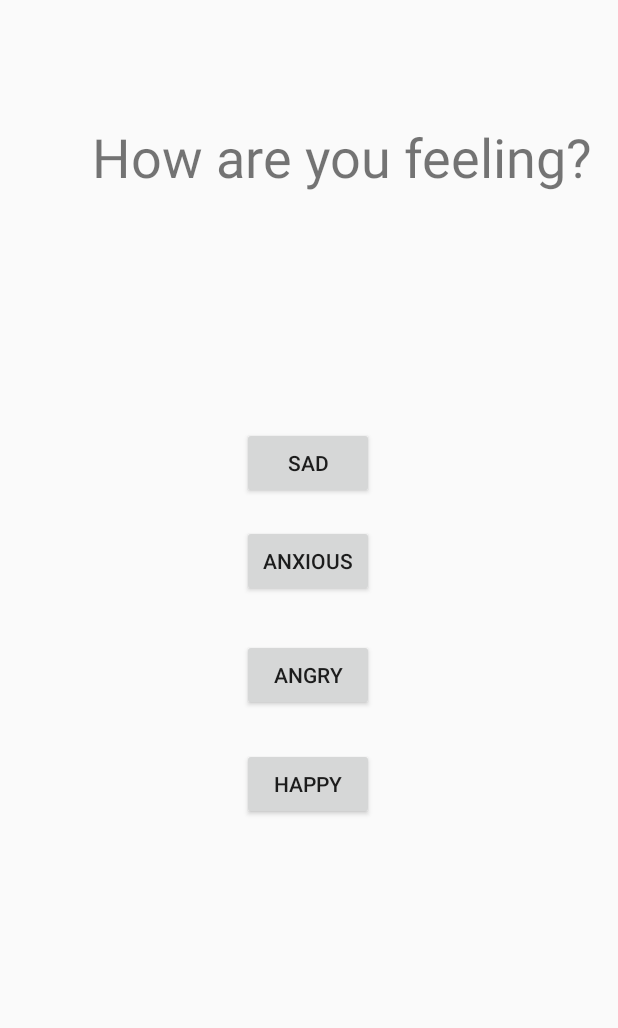
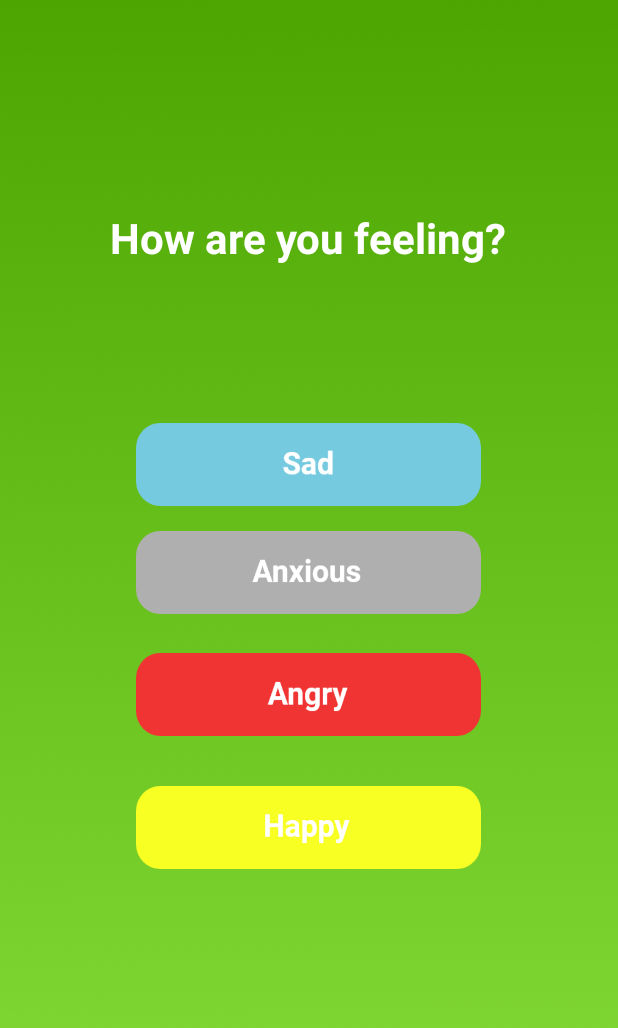
Before and after one commit to Maktm/TALK, an Android app: the layout activity_main.xml on its own in the app's theme, with its tools: preview values and no code run, on a phone screen of 412 x 824 dp. Shown: the top 1028 px of the screen. Run offline under Robolectric (Android 15) with nearby library versions, the phone set to English and light mode, and no system bars.

Commit message:
Improve the UI for the main activity
This is a slight improvement to the previous UI (though it doesn't
look much better).

```diff
--- a/app/src/main/java/com/computerscience/talk/MainActivity.java
+++ b/app/src/main/java/com/computerscience/talk/MainActivity.java
@@ -9,6 +9,6 @@ public class MainActivity extends AppCompatActivity {
     @Override
     protected void onCreate(Bundle savedInstanceState) {
         super.onCreate(savedInstanceState);
-        setContentView(R.layout.activity_main_menu);
+        setContentView(R.layout.activity_main);
     }
 }
--- a/app/src/main/res/layout/activity_main.xml
+++ b/app/src/main/res/layout/activity_main.xml
@@ -4,6 +4,7 @@
     xmlns:tools="http://schemas.android.com/tools"
     android:layout_width="match_parent"
     android:layout_height="match_parent"
+    android:background="@drawable/main_bg"
     tools:context=".MainActivity">
 
     <TextView
@@ -12,20 +13,22 @@
         android:layout_height="wrap_content"
         android:layout_marginTop="80dp"
         android:layout_marginBottom="52dp"
+        android:textColor="#FFFFFF"
+        android:textStyle="bold"
         android:text="How are you feeling?"
-        android:textSize="36sp"
+        android:textSize="28sp"
         app:layout_constraintBottom_toTopOf="@+id/button6"
-        app:layout_constraintHorizontal_bias="0.786"
+        app:layout_constraintHorizontal_bias="0.496"
         app:layout_constraintLeft_toLeftOf="parent"
         app:layout_constraintRight_toRightOf="parent"
         app:layout_constraintTop_toTopOf="parent"
-        app:layout_constraintVertical_bias="0.0" />
+        app:layout_constraintVertical_bias="0.53" />
 
     <Button
         android:id="@+id/button6"
-        android:layout_width="wrap_content"
-        android:layout_height="wrap_content"
-        android:text="Sad"
+        android:layout_width="230sp"
+        android:layout_height="55sp"
+        android:background="@drawable/main_sad_btn"
         app:layout_constraintBottom_toBottomOf="parent"
         app:layout_constraintEnd_toEndOf="parent"
         app:layout_constraintHorizontal_bias="0.498"
@@ -35,9 +38,9 @@
 
     <Button
         android:id="@+id/button7"
-        android:layout_width="wrap_content"
-        android:layout_height="wrap_content"
-        android:text="Anxious"
+        android:layout_width="230sp"
+        android:layout_height="55sp"
+        android:background="@drawable/main_anxious_btn"
         app:layout_constraintBottom_toBottomOf="parent"
         app:layout_constraintEnd_toEndOf="parent"
         app:layout_constraintHorizontal_bias="0.498"
@@ -46,27 +49,27 @@
         app:layout_constraintVertical_bias="0.039" />
 
     <Button
-        android:id="@+id/button8"
-        android:layout_width="wrap_content"
-        android:layout_height="wrap_content"
-        android:text="Angry"
+        android:id="@+id/button9"
+        android:layout_width="230sp"
+        android:layout_height="55sp"
+        android:background="@drawable/main_happy_btn"
         app:layout_constraintBottom_toBottomOf="parent"
         app:layout_constraintEnd_toEndOf="parent"
-        app:layout_constraintHorizontal_bias="0.498"
+        app:layout_constraintHorizontal_bias="0.497"
         app:layout_constraintStart_toStartOf="parent"
-        app:layout_constraintTop_toBottomOf="@+id/button6"
-        app:layout_constraintVertical_bias="0.21" />
+        app:layout_constraintTop_toBottomOf="@+id/button8"
+        app:layout_constraintVertical_bias="0.12" />
 
     <Button
-        android:id="@+id/button9"
-        android:layout_width="wrap_content"
-        android:layout_height="wrap_content"
-        android:text="Happy"
+        android:id="@+id/button8"
+        android:layout_width="230sp"
+        android:layout_height="55sp"
+        android:background="@drawable/main_angry_btn"
         app:layout_constraintBottom_toBottomOf="parent"
         app:layout_constraintEnd_toEndOf="parent"
-        app:layout_constraintHorizontal_bias="0.498"
+        app:layout_constraintHorizontal_bias="0.497"
         app:layout_constraintStart_toStartOf="parent"
-        app:layout_constraintTop_toBottomOf="@+id/button6"
-        app:layout_constraintVertical_bias="0.375" />
+        app:layout_constraintTop_toBottomOf="@+id/button7"
+        app:layout_constraintVertical_bias="0.072" />
 
 </androidx.constraintlayout.widget.ConstraintLayout>
```
Also changed, not shown: app/src/main/res/drawable/main_angry_btn.png (added), app/src/main/res/drawable/main_anxious_btn.png (added), app/src/main/res/drawable/main_bg.png (added), app/src/main/res/drawable/main_happy_btn.png (added), app/src/main/res/drawable/main_sad_btn.png (added), 2 other files.
